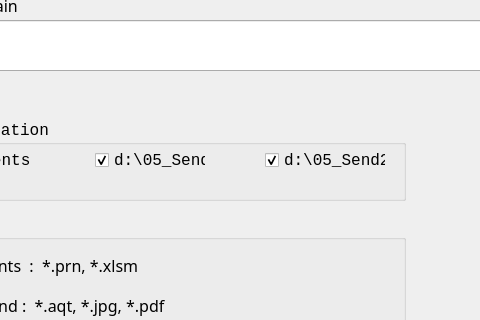
The window that 11_util/totalcmd python/03_지하수 이용실태 조사표/07_Transfer Yangsoo Data(prn, aqt, jpg, xlsm, pdf)/01_Exam Folder/move_after2.ui (ihanseol/04_PyhtonDemoDojang) describes before a commit, drawn with Qt 5; both pictures show x 115 to 595 and y 160 to 480 of the 1076 by 657 pixel window.
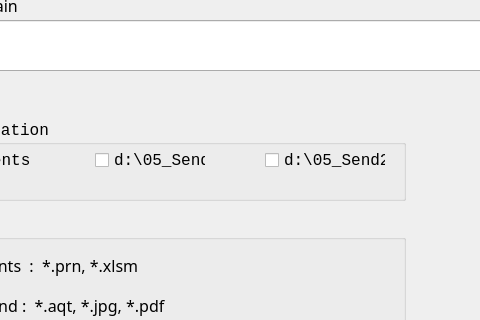
The same window after the commit.

What changed in the file:
```diff
--- a/11_util/totalcmd python/03_지하수 이용실태 조사표/07_Transfer Yangsoo Data(prn, aqt, jpg, xlsm, pdf)/01_Exam Folder/move_after2.ui
+++ b/11_util/totalcmd python/03_지하수 이용실태 조사표/07_Transfer Yangsoo Data(prn, aqt, jpg, xlsm, pdf)/01_Exam Folder/move_after2.ui
@@ -73,7 +73,7 @@
       <string>d:\05_Send</string>
      </property>
      <property name="checked">
-      <bool>true</bool>
+      <bool>false</bool>
      </property>
     </widget>
     <widget class="QCheckBox" name="checkBox_3">
@@ -95,7 +95,7 @@
       <string>d:\05_Send2</string>
      </property>
      <property name="checked">
-      <bool>true</bool>
+      <bool>false</bool>
      </property>
     </widget>
    </widget>
```
